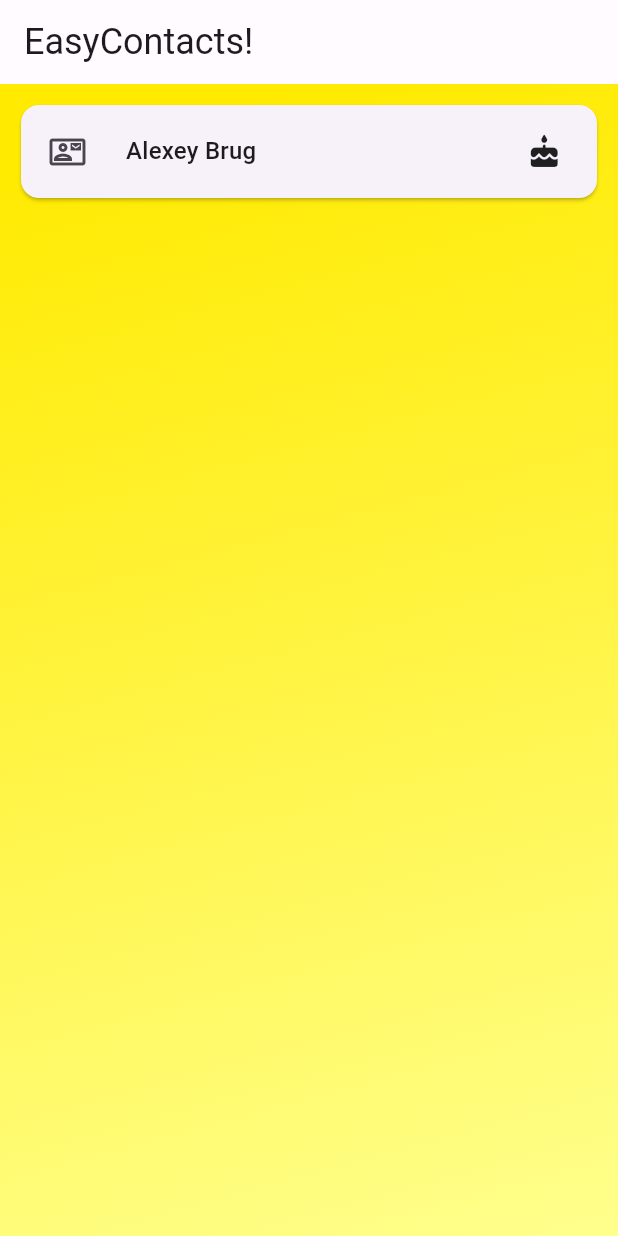
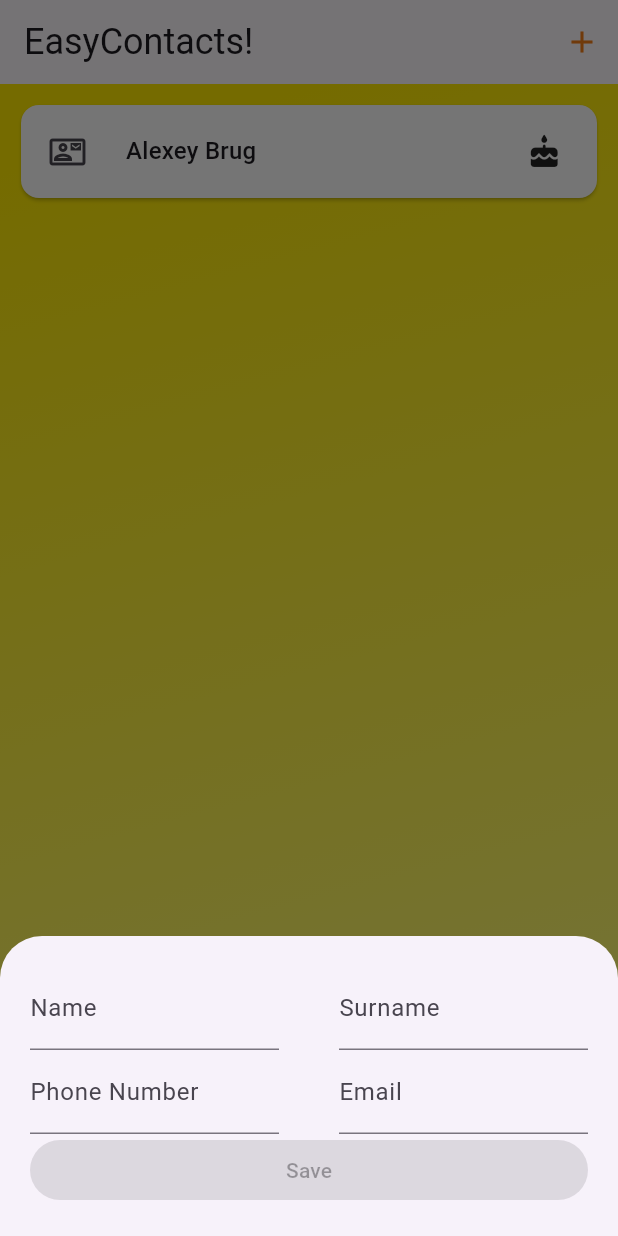
Before and after one commit to Flutter007/lab27, a Flutter app: the screen it shows after launch, after a tap on the "contact mail" icon, on a phone screen of 412 x 824 dp. Run offline on Flutter 3.47's test engine with Material 3 defaults, Android fonts, the phone set to English and light mode, and no system bars.

Commit message:
appended first-level logic of Contact's adding and remaked design

```diff
--- a/lib/data/contact.dart
+++ b/lib/data/contact.dart
@@ -1,7 +1,7 @@
 class Contact {
   final String name;
   final String surname;
-  final int phone;
+  final String phone;
   final String email;
   final DateTime birthDay;
   final int counter;
--- a/lib/lab27.dart
+++ b/lib/lab27.dart
@@ -1,7 +1,7 @@
 import 'package:flutter/material.dart';
 import 'package:lab27/data/contact.dart';
-
 import 'package:lab27/screens/home_screen.dart';
+import 'package:lab27/widget/add_contact.dart';
 import 'package:lab27/widget/decor_container.dart';
 
 class HW extends StatefulWidget {
@@ -12,26 +12,56 @@ class HW extends StatefulWidget {
 }
 
 class _HWState extends State<HW> {
-  late Widget screen;
   List<Contact> contacts = [
     Contact(
         name: 'Alexey',
         surname: 'Brug',
-        phone: 0999707555,
+        phone: '0999707555',
         email: 'alekseybrug@gmail.com',
         birthDay: DateTime(2004, 7, 19),
         counter: 1),
   ];
+  void addContact(Contact newContact) {
+    setState(() {
+      contacts.add(newContact);
+    });
+  }
+
+  void openAddContactSheet() {
+    showModalBottomSheet(
+      context: context,
+      builder: (ctx) => AddContact(
+        saveContact: addContact,
+      ),
+    );
+  }
+
+  // void showContactInfo(Contact contact){
+  //   showModalBottomSheet(context: context, builder: ))
+  // }
 
   @override
   Widget build(BuildContext context) {
-    return MaterialApp(
-      home: Scaffold(
-        body: DecorContainer(
-            child: HomeScreen(
+    return Scaffold(
+      appBar: AppBar(
+        backgroundColor: Colors.white54,
+        title: Text('EasyContacts!',
+            style: Theme.of(context).textTheme.headlineSmall),
+        actions: [
+          IconButton(
+            onPressed: openAddContactSheet,
+            icon: Icon(
+              Icons.add,
+              color: Colors.yellow.shade900,
+            ),
+          ),
+        ],
+      ),
+      body: DecorContainer(
+        child: HomeScreen(
           contacts: contacts,
-          openInfo: () {},
-        )),
+          openInfo: openAddContactSheet,
+        ),
       ),
     );
   }
--- a/lib/main.dart
+++ b/lib/main.dart
@@ -2,5 +2,5 @@ import 'package:flutter/material.dart';
 import 'package:lab27/lab27.dart';
 
 void main() {
-  runApp(HW());
+  runApp(MaterialApp(home: HW()));
 }
--- /dev/null
+++ b/lib/widget/add_contact.dart
@@ -0,0 +1,108 @@
+import 'package:flutter/material.dart';
+import 'package:lab27/data/contact.dart';
+
+class AddContact extends StatefulWidget {
+  final void Function(Contact newContact) saveContact;
+  const AddContact({super.key, required this.saveContact});
+
+  @override
+  State<AddContact> createState() => _AddContactState();
+}
+
+class _AddContactState extends State<AddContact> {
+  var name = '';
+  var surname = '';
+  var phone = '';
+  var email = '';
+  var birthDay = DateTime.now();
+  var counter = 1;
+
+  void tapSave() {
+    final addContact = Contact(
+        name: name,
+        surname: surname,
+        phone: phone,
+        email: email,
+        birthDay: birthDay,
+        counter: counter);
+    widget.saveContact(addContact);
+    Navigator.pop(context);
+  }
+
+  @override
+  Widget build(BuildContext context) {
+    bool isFull = name != '';
+    return Container(
+      width: double.infinity,
+      padding: EdgeInsets.all(20),
+      child: Column(
+        mainAxisSize: MainAxisSize.min,
+        children: [
+          Row(
+            children: [
+              Expanded(
+                child: TextField(
+                  onChanged: (value) => setState(() {
+                    name = value;
+                  }),
+                  decoration: InputDecoration(
+                    label: Text('Name'),
+                  ),
+                ),
+              ),
+              SizedBox(
+                width: 40,
+              ),
+              Expanded(
+                child: TextField(
+                  onChanged: (value) => setState(() {
+                    surname = value;
+                  }),
+                  decoration: InputDecoration(
+                    label: Text('Surname'),
+                  ),
+                ),
+              ),
+            ],
+          ),
+          Row(
+            children: [
+              Expanded(
+                child: TextField(
+                  onChanged: (value) => setState(() {
+                    phone = value;
+                  }),
+                  decoration: InputDecoration(
+                    label: Text('Phone Number'),
+                  ),
+                ),
+              ),
+              SizedBox(
+                width: 40,
+              ),
+              Expanded(
+                child: TextField(
+                  onChanged: (value) => setState(() {
+                    email = value;
+                  }),
+                  decoration: InputDecoration(
+                    label: Text('Email'),
+                  ),
+                ),
+              ),
+            ],
+          ),
+          Row(
+            children: [
+              Expanded(
+                  child: ElevatedButton(
+                onPressed: isFull ? tapSave : null,
+                child: Text('Save'),
+              )),
+            ],
+          ),
+        ],
+      ),
+    );
+  }
+}
--- a/lib/widget/contact_card.dart
+++ b/lib/widget/contact_card.dart
@@ -15,6 +15,7 @@ class ContactCard extends StatelessWidget {
     return GestureDetector(
       onTap: openInfo,
       child: Card(
+          color: Colors.white,
           child: Padding(
             padding: const EdgeInsets.all(7),
             child: Column(
@@ -22,7 +23,7 @@ class ContactCard extends StatelessWidget {
                 Row(
                   children: [
                     IconButton(
-                  onPressed: () {},
+                      onPressed: openInfo,
                       icon: Icon(Icons.contact_mail_outlined),
                     ),
                     SizedBox(
--- a/lib/widget/decor_container.dart
+++ b/lib/widget/decor_container.dart
@@ -6,13 +6,7 @@ class DecorContainer extends StatelessWidget {
 
   @override
   Widget build(BuildContext context) {
-    return Scaffold(
-        appBar: AppBar(
-          backgroundColor: Colors.white54,
-          title: Text('EasyContacts!',
-              style: Theme.of(context).textTheme.headlineSmall),
-        ),
-        body: Container(
+    return Container(
       decoration: BoxDecoration(
         gradient: LinearGradient(
             begin: Alignment.topCenter,
@@ -23,6 +17,6 @@ class DecorContainer extends StatelessWidget {
             ]),
       ),
       child: child,
-        ));
+    );
   }
 }
```
Lines whose indentation alone changed are shown as unchanged.
